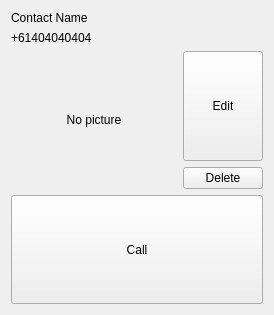
This is viewcontactform.ui in knshiro/csse7005-ugojules as Qt 5 draws it before an edit. The edited form follows.
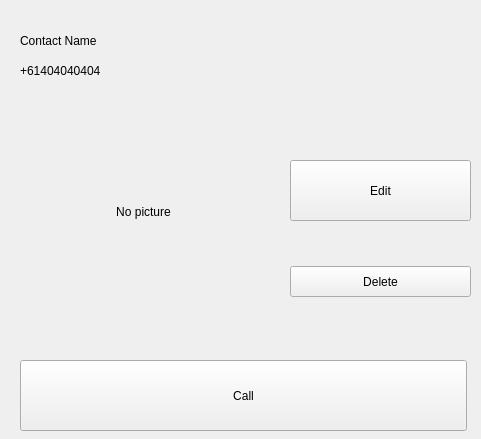
This is the edited form.

```diff
--- a/viewcontactform.ui
+++ b/viewcontactform.ui
@@ -5,8 +5,8 @@
    <rect>
     <x>0</x>
     <y>0</y>
-    <width>274</width>
-    <height>315</height>
+    <width>481</width>
+    <height>439</height>
    </rect>
   </property>
   <property name="sizePolicy" >
@@ -18,9 +18,15 @@
   <property name="windowTitle" >
    <string>View Contact</string>
   </property>
-  <layout class="QGridLayout" >
-   <item row="0" column="0" colspan="2" >
     <widget class="QLabel" name="nameLabel" >
+   <property name="geometry" >
+    <rect>
+     <x>20</x>
+     <y>20</y>
+     <width>449</width>
+     <height>41</height>
+    </rect>
+   </property>
      <property name="sizePolicy" >
       <sizepolicy vsizetype="Maximum" hsizetype="Expanding" >
        <horstretch>0</horstretch>
@@ -31,9 +37,15 @@
       <string>Contact Name</string>
      </property>
     </widget>
-   </item>
-   <item row="1" column="0" colspan="2" >
     <widget class="QLabel" name="numberLabel" >
+   <property name="geometry" >
+    <rect>
+     <x>20</x>
+     <y>50</y>
+     <width>449</width>
+     <height>41</height>
+    </rect>
+   </property>
      <property name="sizePolicy" >
       <sizepolicy vsizetype="Maximum" hsizetype="Expanding" >
        <horstretch>0</horstretch>
@@ -44,11 +56,17 @@
       <string>+61404040404</string>
      </property>
     </widget>
-   </item>
-   <item rowspan="2" row="2" column="0" >
     <widget class="QLabel" name="pictureLabel" >
+   <property name="geometry" >
+    <rect>
+     <x>23</x>
+     <y>91</y>
+     <width>241</width>
+     <height>241</height>
+    </rect>
+   </property>
      <property name="sizePolicy" >
-      <sizepolicy vsizetype="MinimumExpanding" hsizetype="MinimumExpanding" >
+    <sizepolicy vsizetype="Preferred" hsizetype="Preferred" >
        <horstretch>0</horstretch>
        <verstretch>0</verstretch>
       </sizepolicy>
@@ -60,11 +78,17 @@
       <set>Qt::AlignCenter</set>
      </property>
     </widget>
-   </item>
-   <item row="2" column="1" >
     <widget class="QPushButton" name="editButton" >
+   <property name="geometry" >
+    <rect>
+     <x>290</x>
+     <y>160</y>
+     <width>181</width>
+     <height>61</height>
+    </rect>
+   </property>
      <property name="sizePolicy" >
-      <sizepolicy vsizetype="Minimum" hsizetype="Preferred" >
+    <sizepolicy vsizetype="Preferred" hsizetype="Preferred" >
        <horstretch>0</horstretch>
        <verstretch>0</verstretch>
       </sizepolicy>
@@ -73,11 +97,17 @@
       <string>Edit</string>
      </property>
     </widget>
-   </item>
-   <item row="3" column="1" >
     <widget class="QPushButton" name="deleteButton" >
+   <property name="geometry" >
+    <rect>
+     <x>290</x>
+     <y>266</y>
+     <width>181</width>
+     <height>31</height>
+    </rect>
+   </property>
      <property name="sizePolicy" >
-      <sizepolicy vsizetype="Maximum" hsizetype="Preferred" >
+    <sizepolicy vsizetype="Preferred" hsizetype="Preferred" >
        <horstretch>0</horstretch>
        <verstretch>0</verstretch>
       </sizepolicy>
@@ -86,11 +116,17 @@
       <string>Delete</string>
      </property>
     </widget>
-   </item>
-   <item row="4" column="0" colspan="2" >
     <widget class="QPushButton" name="callButton" >
+   <property name="geometry" >
+    <rect>
+     <x>20</x>
+     <y>360</y>
+     <width>447</width>
+     <height>71</height>
+    </rect>
+   </property>
      <property name="sizePolicy" >
-      <sizepolicy vsizetype="Preferred" hsizetype="Expanding" >
+    <sizepolicy vsizetype="Preferred" hsizetype="Preferred" >
        <horstretch>0</horstretch>
        <verstretch>0</verstretch>
       </sizepolicy>
@@ -99,8 +135,6 @@
       <string>Call</string>
      </property>
     </widget>
-   </item>
-  </layout>
  </widget>
  <resources/>
  <connections/>
```
Left out of the diff: 3 changed lines with no effect on the pictures. Lines whose indentation alone changed are shown as unchanged.
